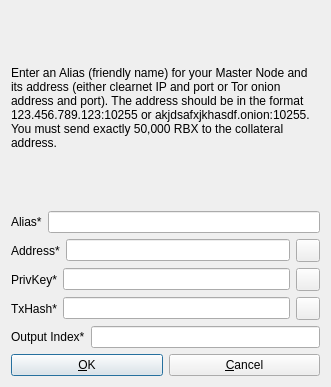
ajeef/Rubix, file src/qt/forms/addeditadrenalinenode.ui: the form before one commit.
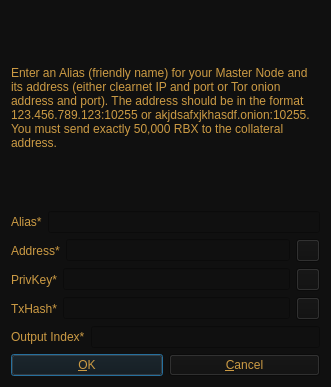
The form after the commit. Icons and pictures are not drawn.

What changed in the file:
```diff
--- a/src/qt/forms/addeditadrenalinenode.ui
+++ b/src/qt/forms/addeditadrenalinenode.ui
@@ -13,6 +13,10 @@
   <property name="windowTitle">
    <string>Add/Edit RuBiX Node</string>
   </property>
+  <property name="styleSheet">
+   <string notr="true">color: rgb(204, 155, 68);
+background-color: rgb(16, 16, 16);</string>
+  </property>
   <property name="modal">
    <bool>true</bool>
   </property>
```
